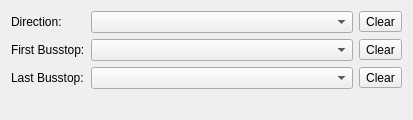
ma7t3/ScheduleMaster, file Widgets/FilterPopups/WdgRouteFilterPopup.ui: the form before one commit.
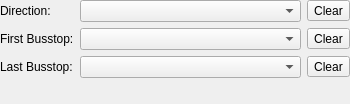
The form after the commit.

Commit message: Allow to Pop out FilterPopup as tool window

What changed in the file:
```diff
--- a/Widgets/FilterPopups/WdgRouteFilterPopup.ui
+++ b/Widgets/FilterPopups/WdgRouteFilterPopup.ui
@@ -6,14 +6,26 @@
    <rect>
     <x>0</x>
     <y>0</y>
-    <width>413</width>
-    <height>120</height>
+    <width>350</width>
+    <height>104</height>
    </rect>
   </property>
   <property name="windowTitle">
    <string>Form</string>
   </property>
   <layout class="QFormLayout" name="formLayout">
+   <property name="leftMargin">
+    <number>0</number>
+   </property>
+   <property name="topMargin">
+    <number>0</number>
+   </property>
+   <property name="rightMargin">
+    <number>0</number>
+   </property>
+   <property name="bottomMargin">
+    <number>0</number>
+   </property>
    <item row="0" column="0">
     <widget class="QLabel" name="lDirection">
      <property name="text">
```
Left out of the diff: 3 changed lines with no effect on the pictures. The commit also changes 6 other files.
